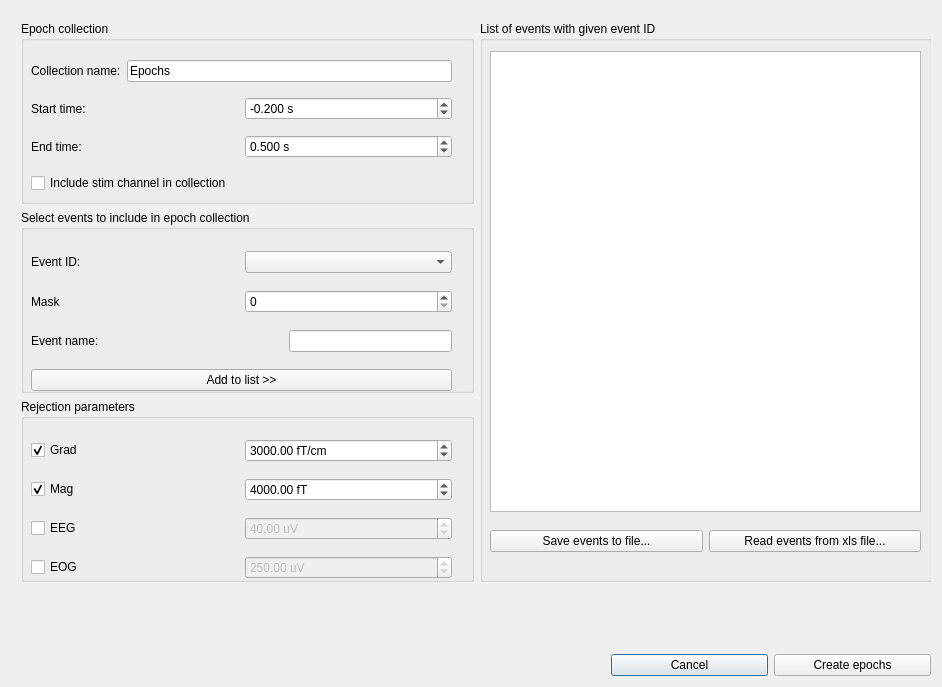
Old version of the form meggie_batch/ui/qt4Designer_ui_files/eventSelectionDialog.ui in the repository cibr-jyu/meggie.
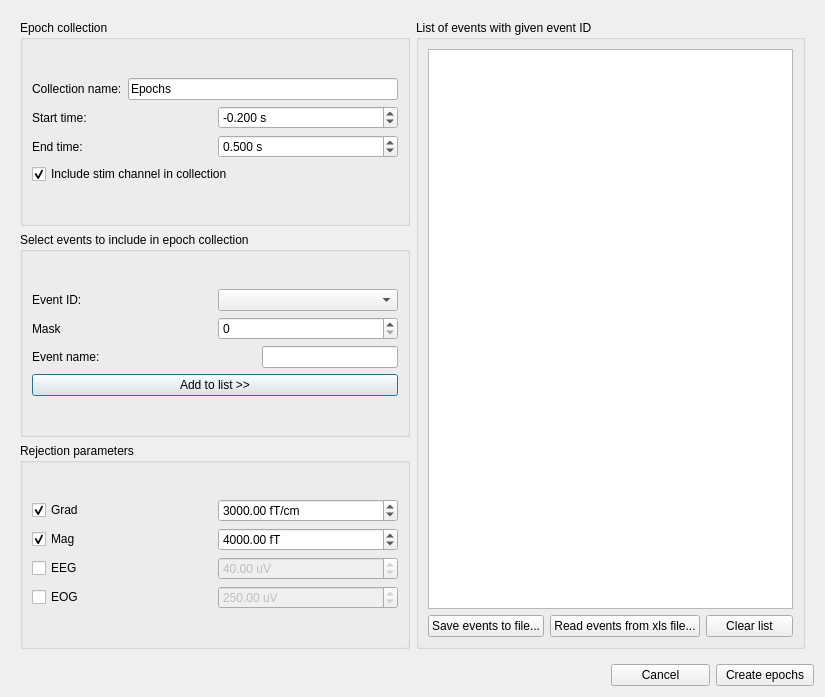
New version of the form.

```diff
--- a/meggie_batch/ui/qt4Designer_ui_files/eventSelectionDialog.ui
+++ b/meggie_batch/ui/qt4Designer_ui_files/eventSelectionDialog.ui
@@ -9,39 +9,15 @@
    <rect>
     <x>0</x>
     <y>0</y>
-    <width>942</width>
-    <height>687</height>
+    <width>825</width>
+    <height>697</height>
    </rect>
   </property>
   <property name="windowTitle">
    <string>Meggie - Epoch Creation</string>
   </property>
   <layout class="QGridLayout" name="gridLayout">
-   <item row="4" column="0">
-    <layout class="QHBoxLayout" name="horizontalLayout_10">
-     <property name="leftMargin">
-      <number>600</number>
-     </property>
-     <property name="topMargin">
-      <number>0</number>
-     </property>
-     <item>
-      <widget class="QPushButton" name="pushButtonCancel">
-       <property name="text">
-        <string>Cancel</string>
-       </property>
-      </widget>
-     </item>
-     <item>
-      <widget class="QPushButton" name="pushButtonCreateEpochs">
-       <property name="text">
-        <string>Create epochs</string>
-       </property>
-      </widget>
-     </item>
-    </layout>
-   </item>
-   <item row="1" column="0">
+   <item row="0" column="0">
     <widget class="QScrollArea" name="scrollArea">
      <property name="enabled">
       <bool>true</bool>
@@ -57,8 +33,8 @@
        <rect>
         <x>0</x>
         <y>0</y>
-        <width>924</width>
-        <height>630</height>
+        <width>807</width>
+        <height>640</height>
        </rect>
       </property>
       <property name="minimumSize">
@@ -67,15 +43,8 @@
         <height>400</height>
        </size>
       </property>
-      <widget class="QWidget" name="horizontalLayoutWidget_2">
-       <property name="geometry">
-        <rect>
-         <x>10</x>
-         <y>10</y>
-         <width>911</width>
-         <height>561</height>
-        </rect>
-       </property>
+      <layout class="QGridLayout" name="gridLayout_7">
+       <item row="0" column="0">
        <layout class="QHBoxLayout" name="horizontalLayout_8">
         <item>
          <layout class="QVBoxLayout" name="verticalLayout">
@@ -86,15 +55,8 @@
               <property name="title">
                <string>Select events to include in epoch collection</string>
               </property>
-              <widget class="QWidget" name="verticalLayoutWidget_4">
-               <property name="geometry">
-                <rect>
-                 <x>10</x>
-                 <y>30</y>
-                 <width>421</width>
-                 <height>191</height>
-                </rect>
-               </property>
+               <layout class="QGridLayout" name="gridLayout_5">
+                <item row="0" column="0">
                <layout class="QVBoxLayout" name="verticalLayout_4">
                 <item>
                  <layout class="QHBoxLayout" name="horizontalLayout_7">
@@ -176,20 +138,11 @@
                     </property>
                    </widget>
                   </item>
-                  <item>
-                   <widget class="QPushButton" name="pushButtonRemove">
-                    <property name="enabled">
-                     <bool>false</bool>
-                    </property>
-                    <property name="text">
-                     <string>&lt;&lt; Remove</string>
-                    </property>
-                   </widget>
+                   </layout>
                   </item>
                  </layout>
                 </item>
                </layout>
-              </widget>
              </widget>
             </item>
             <item row="2" column="0">
@@ -197,15 +150,8 @@
               <property name="title">
                <string>Rejection parameters</string>
               </property>
-              <widget class="QWidget" name="layoutWidget">
-               <property name="geometry">
-                <rect>
-                 <x>10</x>
-                 <y>30</y>
-                 <width>421</width>
-                 <height>160</height>
-                </rect>
-               </property>
+               <layout class="QGridLayout" name="gridLayout_4">
+                <item row="0" column="0">
                <layout class="QVBoxLayout" name="verticalLayout_7">
                 <item>
                  <layout class="QHBoxLayout" name="horizontalLayout_31">
@@ -337,7 +283,8 @@
                  </layout>
                 </item>
                </layout>
-              </widget>
+                </item>
+               </layout>
              </widget>
             </item>
             <item row="0" column="0">
@@ -345,15 +292,8 @@
               <property name="title">
                <string>Epoch collection</string>
               </property>
-              <widget class="QWidget" name="layoutWidget">
-               <property name="geometry">
-                <rect>
-                 <x>10</x>
-                 <y>30</y>
-                 <width>421</width>
-                 <height>151</height>
-                </rect>
-               </property>
+               <layout class="QGridLayout" name="gridLayout_6">
+                <item row="0" column="0">
                <layout class="QVBoxLayout" name="verticalLayout_6">
                 <item>
                  <layout class="QHBoxLayout" name="horizontalLayout">
@@ -442,12 +382,13 @@
                    <string>Include stim channel in collection</string>
                   </property>
                   <property name="checked">
-                   <bool>false</bool>
+                     <bool>true</bool>
                   </property>
                  </widget>
                 </item>
                </layout>
-              </widget>
+                </item>
+               </layout>
              </widget>
             </item>
            </layout>
@@ -461,28 +402,15 @@
             <property name="title">
              <string>List of events with given event ID</string>
             </property>
+             <layout class="QGridLayout" name="gridLayout_3">
+              <item row="0" column="0">
             <widget class="QListWidget" name="listWidgetEvents">
-             <property name="geometry">
-              <rect>
-               <x>10</x>
-               <y>30</y>
-               <width>431</width>
-               <height>461</height>
-              </rect>
-             </property>
              <property name="selectionMode">
               <enum>QAbstractItemView::ExtendedSelection</enum>
              </property>
             </widget>
-            <widget class="QWidget" name="horizontalLayoutWidget">
-             <property name="geometry">
-              <rect>
-               <x>10</x>
-               <y>490</y>
-               <width>431</width>
-               <height>61</height>
-              </rect>
-             </property>
+              </item>
+              <item row="1" column="0">
              <layout class="QHBoxLayout" name="horizontalLayout_4">
               <item>
                <widget class="QPushButton" name="pushButtonSaveEvents">
@@ -501,16 +429,49 @@
                 </property>
                </widget>
               </item>
-             </layout>
+                <item>
+                 <widget class="QPushButton" name="pushButtonClear">
+                  <property name="text">
+                   <string>Clear list</string>
+                  </property>
+                 </widget>
+                </item>
+               </layout>
+              </item>
+             </layout>
             </widget>
-           </widget>
           </item>
          </layout>
         </item>
        </layout>
-      </widget>
-     </widget>
-    </widget>
+       </item>
+      </layout>
+     </widget>
+    </widget>
+   </item>
+   <item row="1" column="0">
+    <layout class="QHBoxLayout" name="horizontalLayout_10">
+     <property name="leftMargin">
+      <number>600</number>
+     </property>
+     <property name="topMargin">
+      <number>0</number>
+     </property>
+     <item>
+      <widget class="QPushButton" name="pushButtonCancel">
+       <property name="text">
+        <string>Cancel</string>
+       </property>
+      </widget>
+     </item>
+     <item>
+      <widget class="QPushButton" name="pushButtonCreateEpochs">
+       <property name="text">
+        <string>Create epochs</string>
+       </property>
+      </widget>
+     </item>
+    </layout>
    </item>
   </layout>
  </widget>
```
Left out of the diff: 57 changed lines with no effect on the pictures. Lines whose indentation alone changed are shown as unchanged.
